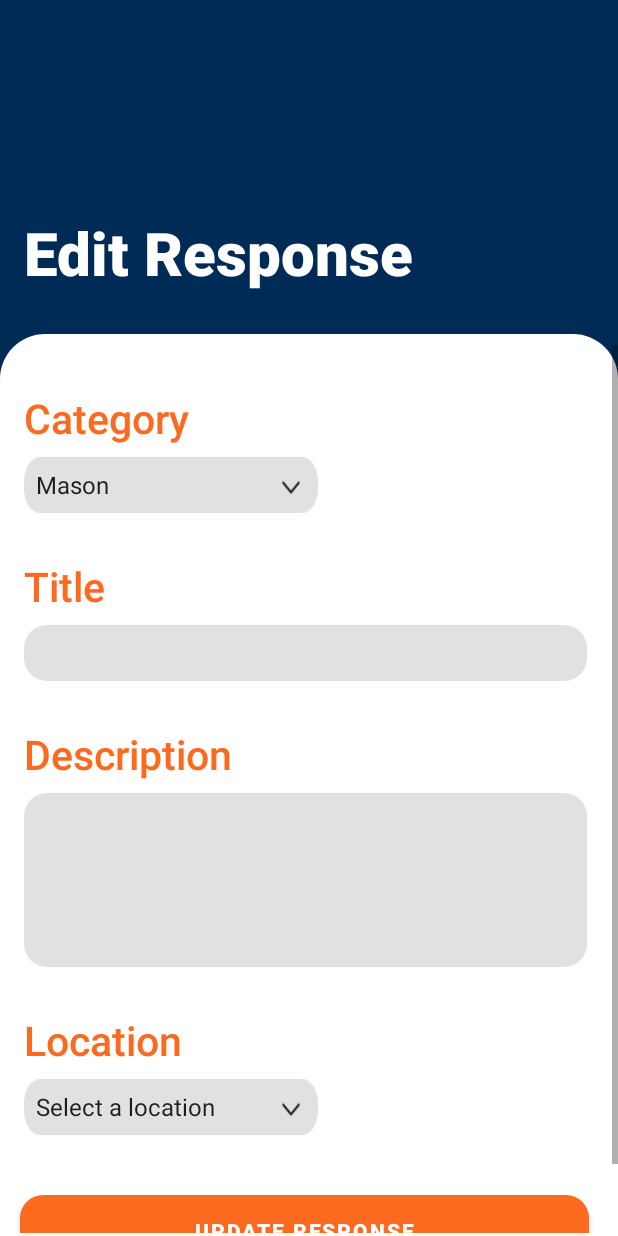
After one commit to rasangalk/wecode-android-app, an Android app: the p_edit_response screen opened directly, with no data from a screen before it, on a phone screen of 412 x 824 dp. The commit adds this screen. Run offline under Robolectric (Android 15) with nearby library versions, the phone set to English and light mode, and no system bars.

Commit message:
Done Edit response
Done Edit response frontend with spinner

```diff
--- a/app/src/main/AndroidManifest.xml
+++ b/app/src/main/AndroidManifest.xml
@@ -9,7 +9,8 @@
         android:roundIcon="@mipmap/ic_launcher_round"
         android:supportsRtl="true"
         android:theme="@style/Theme.Handymanandroidapp">
-        <activity android:name=".p_view_response"></activity>
+        <activity android:name=".p_edit_response"></activity>
+        <activity android:name=".p_view_response" />
         <activity android:name=".p_view_request" />
         <activity android:name=".p_make_response" />
         <activity android:name=".loginActivity" />
--- /dev/null
+++ b/app/src/main/java/com/example/handyman_android_app/p_edit_response.java
@@ -0,0 +1,34 @@
+package com.example.handyman_android_app;
+
+import androidx.appcompat.app.AppCompatActivity;
+
+import android.os.Bundle;
+import android.view.View;
+import android.widget.AdapterView;
+import android.widget.Spinner;
+import android.widget.Toast;
+
+public class p_edit_response extends AppCompatActivity implements AdapterView.OnItemSelectedListener {
+
+    @Override
+    protected void onCreate(Bundle savedInstanceState) {
+        super.onCreate(savedInstanceState);
+        setContentView(R.layout.activity_pedit_response);
+
+        Spinner category_spinner = findViewById(R.id.p_spn_editResponse_category);
+        category_spinner.setOnItemSelectedListener(this);
+
+        Spinner location_spinner = findViewById(R.id.p_spn_editResponse_location);
+        location_spinner.setOnItemSelectedListener(this);
+    }
+
+    @Override
+    public void onItemSelected(AdapterView<?> adapterView, View view, int i, long l) {
+        Toast.makeText(this,adapterView.getSelectedItem().toString(),Toast.LENGTH_SHORT).show();
+    }
+
+    @Override
+    public void onNothingSelected(AdapterView<?> adapterView) {
+
+    }
+}
--- /dev/null
+++ b/app/src/main/res/layout/activity_pedit_response.xml
@@ -0,0 +1,177 @@
+<?xml version="1.0" encoding="utf-8"?>
+<androidx.constraintlayout.widget.ConstraintLayout xmlns:android="http://schemas.android.com/apk/res/android"
+    xmlns:app="http://schemas.android.com/apk/res-auto"
+    xmlns:tools="http://schemas.android.com/tools"
+    android:id="@+id/activity_pedit_response"
+    android:layout_width="match_parent"
+    android:layout_height="match_parent"
+    android:background="@color/navbar"
+    tools:context=".p_edit_response">
+
+
+    <androidx.constraintlayout.widget.ConstraintLayout
+        android:id="@+id/constraintLayout2"
+        android:layout_width="match_parent"
+        android:layout_height="601dp"
+        android:background="@drawable/back_trans"
+        app:layout_constraintBottom_toBottomOf="parent"
+        app:layout_constraintEnd_toEndOf="parent"
+        app:layout_constraintHorizontal_bias="0.0"
+        app:layout_constraintStart_toStartOf="parent">
+
+        <ScrollView
+            android:layout_width="match_parent"
+            android:layout_height="592dp"
+            android:layout_marginBottom="2dp"
+            app:layout_constraintBottom_toBottomOf="parent"
+            app:layout_constraintEnd_toEndOf="parent"
+            app:layout_constraintStart_toStartOf="parent">
+
+            <LinearLayout
+                android:layout_width="match_parent"
+                android:layout_height="wrap_content"
+                android:orientation="vertical">
+
+                <TextView
+                    android:id="@+id/p_tv_editResponse_category"
+                    android:layout_width="wrap_content"
+                    android:layout_height="wrap_content"
+                    android:layout_marginStart="16dp"
+                    android:layout_marginLeft="16dp"
+                    android:layout_marginTop="30dp"
+                    android:fontFamily="sans-serif-medium"
+                    android:text="@string/p_tv_editResponse_category"
+                    android:textColor="@color/Orange"
+                    android:textSize="27sp"
+                    app:layout_constraintStart_toStartOf="parent"
+                    app:layout_constraintTop_toTopOf="parent" />
+
+                <Spinner
+                    android:id="@+id/p_spn_editResponse_category"
+                    android:layout_width="196dp"
+                    android:layout_height="37dp"
+                    android:layout_marginStart="16dp"
+                    android:layout_marginLeft="16dp"
+                    android:layout_marginTop="7dp"
+                    android:background="@drawable/rectt"
+                    android:entries="@array/p_editResponse_category"/>
+
+                <TextView
+                    android:id="@+id/p_tv_editResponse_title"
+                    android:layout_width="match_parent"
+                    android:layout_height="wrap_content"
+                    android:layout_marginStart="16dp"
+                    android:layout_marginLeft="16dp"
+                    android:layout_marginTop="30dp"
+                    android:fontFamily="sans-serif-medium"
+                    android:text="@string/p_tv_editResponse_title"
+                    android:textColor="@color/Orange"
+                    android:textSize="27sp"
+                    app:layout_constraintStart_toStartOf="parent"
+                    app:layout_constraintTop_toTopOf="parent" />
+
+                <EditText
+                    android:id="@+id/p_et_editResponse_title"
+                    android:layout_width="375dp"
+                    android:layout_height="37dp"
+                    android:layout_marginStart="16dp"
+                    android:layout_marginLeft="16dp"
+                    android:layout_marginTop="7dp"
+                    android:background="@drawable/field_gray"
+                    android:ems="10"
+                    android:inputType="textPersonName"
+                    android:paddingLeft="15dp"
+                    android:autofillHints="" />
+
+                <TextView
+                    android:id="@+id/p_tv_editResponse_description"
+                    android:layout_width="match_parent"
+                    android:layout_height="wrap_content"
+                    android:layout_marginStart="16dp"
+                    android:layout_marginLeft="16dp"
+                    android:layout_marginTop="30dp"
+                    android:fontFamily="sans-serif-medium"
+                    android:text="@string/p_tv_editResponse_description"
+                    android:textColor="@color/Orange"
+                    android:textSize="27sp"
+                    app:layout_constraintStart_toStartOf="parent"
+                    app:layout_constraintTop_toTopOf="parent" />
+
+                <EditText
+                    android:id="@+id/p_et_editResponse_description"
+                    android:layout_width="375dp"
+                    android:layout_height="116dp"
+                    android:layout_marginStart="16dp"
+                    android:layout_marginLeft="16dp"
+                    android:layout_marginTop="7dp"
+                    android:background="@drawable/field_gray"
+                    android:ems="10"
+                    android:gravity="top"
+                    android:inputType="textMultiLine|textCapSentences"
+                    android:paddingLeft="15dp"
+                    android:paddingBottom="0dp"
+                    tools:paddingTop="10dp"
+                    android:autofillHints="" />
+
+                <TextView
+                    android:id="@+id/p_tv_editResponse_location"
+                    android:layout_width="match_parent"
+                    android:layout_height="wrap_content"
+                    android:layout_marginStart="16dp"
+                    android:layout_marginLeft="16dp"
+                    android:layout_marginTop="30dp"
+                    android:fontFamily="sans-serif-medium"
+                    android:text="@string/p_tv_editResponse_location"
+                    android:textColor="@color/Orange"
+                    android:textSize="27sp"
+                    app:layout_constraintStart_toStartOf="parent"
+                    app:layout_constraintTop_toTopOf="parent" />
+
+                <Spinner
+                    android:id="@+id/p_spn_editResponse_location"
+                    android:layout_width="196dp"
+                    android:layout_height="37dp"
+                    android:layout_marginStart="16dp"
+                    android:layout_marginLeft="16dp"
+                    android:layout_marginTop="7dp"
+                    android:background="@drawable/rectt"
+                    android:entries="@array/p_editResponse_location"/>
+
+                <Button
+                    android:id="@+id/p_btn_editResponse_btn"
+                    android:layout_width="379dp"
+                    android:layout_height="47dp"
+                    android:layout_marginStart="13dp"
+                    android:layout_marginLeft="13dp"
+                    android:layout_marginTop="40dp"
+                    android:layout_marginEnd="16dp"
+                    android:layout_marginRight="16dp"
+                    android:layout_marginBottom="28dp"
+                    android:background="@drawable/fields"
+                    android:fontFamily="sans-serif-black"
+                    android:onClick="oneclick"
+                    android:text="@string/p_btn_editResponse_btn"
+                    app:backgroundTint="@color/Orange"
+                    tools:ignore="OnClick" />
+
+            </LinearLayout>
+        </ScrollView>
+
+    </androidx.constraintlayout.widget.ConstraintLayout>
+
+    <TextView
+        android:id="@+id/p_tv_editResponse_topic"
+        android:layout_width="wrap_content"
+        android:layout_height="wrap_content"
+        android:layout_marginStart="16dp"
+        android:layout_marginLeft="16dp"
+        android:layout_marginBottom="27dp"
+        android:fontFamily="sans-serif-medium"
+        android:text="@string/p_tv_editResponse_topic"
+        android:textColor="@color/white"
+        android:textSize="40sp"
+        android:textStyle="bold"
+        app:layout_constraintBottom_toTopOf="@+id/constraintLayout2"
+        app:layout_constraintStart_toStartOf="parent" />
+
+</androidx.constraintlayout.widget.ConstraintLayout>
--- a/app/src/main/res/values/strings.xml
+++ b/app/src/main/res/values/strings.xml
@@ -57,6 +57,12 @@
     <string name="p_tv_viewResponse_location">Location</string>
     <string name="p_btn_viewResponse_updateBtn">UPDATE</string>
     <string name="p_btn_viewResponse_deleteBtn">DELETE</string>
+    <string name="p_tv_editResponse_topic">Edit Response</string>
+    <string name="p_tv_editResponse_category">Category</string>
+    <string name="p_tv_editResponse_title">Title</string>
+    <string name="p_tv_editResponse_description">Description</string>
+    <string name="p_tv_editResponse_location">Location</string>
+    <string name="p_btn_editResponse_btn">UPDATE RESPONSE</string>
     <string-array name="location_spinner">
         <item>Select a location</item>
         <item>Ampara</item>
@@ -121,4 +127,40 @@
         <item>Trincomalee</item>
         <item>Vavuniya</item>
     </string-array>
+    <string-array name="p_editResponse_category">
+        <item>Mason</item>
+        <item>Carpenter</item>
+        <item>Electrician</item>
+        <item>Cleaner</item>
+        <item>Contractor</item>
+        <item>Painter</item>
+    </string-array>
+    <string-array name="p_editResponse_location">
+        <item>Select a location</item>
+        <item>Ampara</item>
+        <item>Anuradhapura</item>
+        <item>Badulla	</item>
+        <item>Batticaloa</item>
+        <item>Colombo</item>
+        <item>Galle	</item>
+        <item>Gampaha</item>
+        <item>Hambantota</item>
+        <item>Jaffna</item>
+        <item>Kalutara</item>
+        <item>Kandy</item>
+        <item>Kegalle	</item>
+        <item>Kilinochchi</item>
+        <item>Kurunegala</item>
+        <item>Mannar</item>
+        <item>Matale</item>
+        <item>Matara</item>
+        <item>Moneragala</item>
+        <item>Mullaitivu</item>
+        <item>Nuwara Eliya</item>
+        <item>Polonnaruwa</item>
+        <item>Puttalam</item>
+        <item>Ratnapura</item>
+        <item>Trincomalee</item>
+        <item>Vavuniya</item>
+    </string-array>
 </resources>
```
